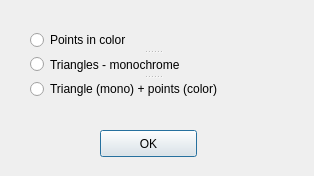
Above: 3DMetrics/choose_loadingmode_dialog.ui from IfremerUnderwater/3DMetrics before the change. Below: the same form after it.
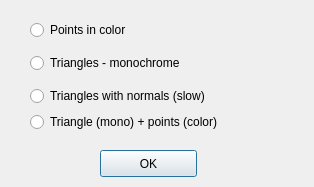
That is the form after the change.

Commit message: Shader enhancement Normal computation for GDAL (netcdf) models

Patch:
```diff
--- a/3DMetrics/choose_loadingmode_dialog.ui
+++ b/3DMetrics/choose_loadingmode_dialog.ui
@@ -7,7 +7,7 @@
     <x>0</x>
     <y>0</y>
     <width>314</width>
-    <height>176</height>
+    <height>187</height>
    </rect>
   </property>
   <property name="windowTitle">
@@ -17,7 +17,7 @@
    <property name="geometry">
     <rect>
      <x>100</x>
-     <y>130</y>
+     <y>150</y>
      <width>97</width>
      <height>27</height>
     </rect>
@@ -26,23 +26,24 @@
     <string>OK</string>
    </property>
   </widget>
-  <widget class="QSplitter" name="splitter">
+  <widget class="QWidget" name="">
    <property name="geometry">
     <rect>
      <x>30</x>
-     <y>30</y>
-     <width>245</width>
-     <height>69</height>
+     <y>20</y>
+     <width>261</width>
+     <height>112</height>
     </rect>
    </property>
-   <property name="orientation">
-    <enum>Qt::Vertical</enum>
-   </property>
+   <layout class="QVBoxLayout" name="verticalLayout">
+    <item>
    <widget class="QRadioButton" name="points_radio">
     <property name="text">
      <string>Points in color</string>
     </property>
    </widget>
+    </item>
+    <item>
    <widget class="QRadioButton" name="triangles_radio">
     <property name="sizePolicy">
      <sizepolicy hsizetype="Minimum" vsizetype="MinimumExpanding">
@@ -54,11 +55,22 @@
      <string>Triangles - monochrome</string>
     </property>
    </widget>
+    </item>
+    <item>
+     <widget class="QRadioButton" name="triangles_normals_radio">
+      <property name="text">
+       <string>Triangles with normals (slow)</string>
+      </property>
+     </widget>
+    </item>
+    <item>
    <widget class="QRadioButton" name="triangles_points_radio">
     <property name="text">
      <string>Triangle (mono) + points (color)</string>
     </property>
    </widget>
+    </item>
+   </layout>
   </widget>
  </widget>
  <resources/>
```
Lines whose indentation alone changed are shown as unchanged. The commit also changes 8 other files.
